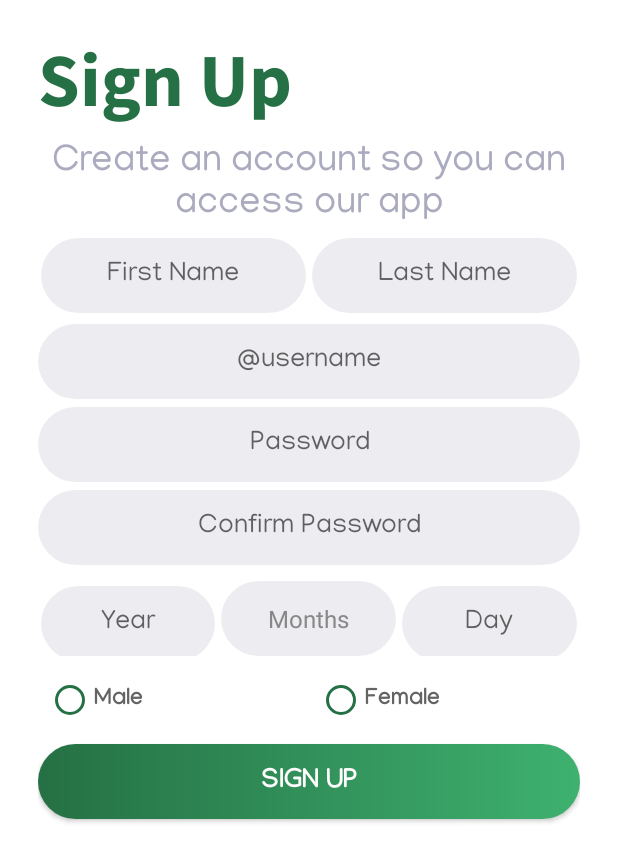
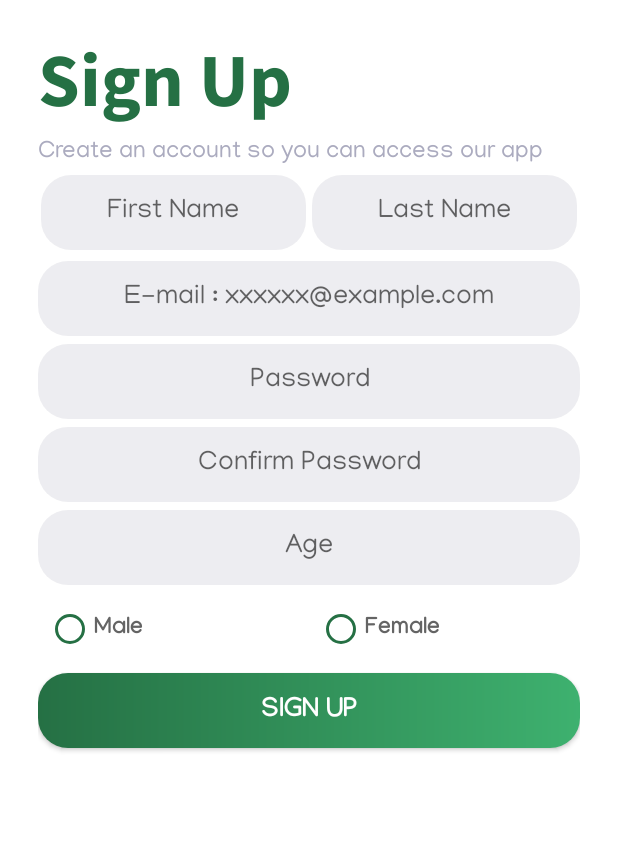
Before and after one commit to Bilalazam26/Dawinii, an Android app: the fragment signUpFragment shown on its own in the app's theme, on a phone screen of 412 x 824 dp. Shown: the top 862 px of the screen. Run offline under Robolectric (Android 15) with nearby library versions, the phone set to English and light mode, and no system bars; our stand-ins replace Firebase (no records; nobody signed in at launch, a user with empty details on screens opened directly).

Commit message:
authentication v1 "Bilal"

```diff
--- a/app/build.gradle
+++ b/app/build.gradle
@@ -1,6 +1,7 @@
 plugins {
     id 'com.android.application'
     id 'org.jetbrains.kotlin.android'
+    id 'com.google.gms.google-services'
 }
 
 android {
@@ -41,6 +42,8 @@ dependencies {
     implementation 'androidx.constraintlayout:constraintlayout:2.1.4'
     implementation 'androidx.navigation:navigation-fragment-ktx:2.5.3'
     implementation 'androidx.navigation:navigation-ui-ktx:2.5.3'
+    implementation 'com.google.firebase:firebase-auth-ktx:21.1.0'
+    implementation 'com.google.firebase:firebase-database-ktx:20.1.0'
     testImplementation 'junit:junit:4.13.2'
     androidTestImplementation 'androidx.test.ext:junit:1.1.4'
     androidTestImplementation 'androidx.test.espresso:espresso-core:3.5.0'
--- /dev/null
+++ b/app/src/main/java/com/grad/dawinii/repository/AuthRepository.kt
@@ -0,0 +1,74 @@
+package com.grad.dawinii.repository
+
+import android.app.Application
+import androidx.lifecycle.MutableLiveData
+import com.google.firebase.auth.FirebaseAuth
+import com.google.firebase.auth.FirebaseUser
+import com.google.firebase.database.DatabaseReference
+import com.google.firebase.database.FirebaseDatabase
+import com.grad.dawinii.model.User
+import com.grad.dawinii.util.Constants
+import com.grad.dawinii.util.makeToast
+
+class AuthRepository(application: Application) {
+
+    private var application: Application
+    private var databaseReference: DatabaseReference
+    private var authReference: FirebaseAuth
+    var userMutableLiveData: MutableLiveData<FirebaseUser>
+    var isLoggedOutMutableLiveData: MutableLiveData<Boolean>
+
+    init {
+        this.application = application
+        this.databaseReference = FirebaseDatabase.getInstance().reference
+        this.authReference = FirebaseAuth.getInstance()
+        this.userMutableLiveData = MutableLiveData()
+        this.isLoggedOutMutableLiveData = MutableLiveData()
+    }
+
+    fun signUp(user: User) {
+        //1. create user
+        authReference.createUserWithEmailAndPassword(user.email, user.password)
+            .addOnCompleteListener {
+                if (it.isSuccessful) {
+                    val updatedUser = user
+                    updatedUser.id = authReference.currentUser?.uid as String
+                    userMutableLiveData.postValue(authReference.currentUser)
+                    saveUser(updatedUser)
+                } else {
+                    makeToast(application, "Failed! : ${it.exception?.message.toString()}")
+                }
+            }
+
+    }
+
+    fun saveUser(user: User){
+        databaseReference.child(Constants.USER_DATABASE_REFERENCE).child(user.id).setValue(user)
+            .addOnSuccessListener {
+                makeToast(application, "Signed Up SuccessFully")
+            }.addOnFailureListener {
+                makeToast(application, "Failed! : ${it.message.toString()}")
+            }
+
+    }
+
+    fun logIn(email: String, password: String){
+        if (!(email.isNullOrEmpty() || password.isNullOrEmpty())) {
+            authReference.signInWithEmailAndPassword(email, password)
+                .addOnSuccessListener {
+                    it?.let {
+                        userMutableLiveData.postValue(authReference.currentUser)
+                        makeToast(application, "Logged In Successfully")
+                    }
+                }.addOnFailureListener {
+                    makeToast(application, "Failed to Log In : ${it.message.toString()}")
+                }
+        }
+
+    }
+
+    fun logOut() {
+        authReference.signOut()
+        isLoggedOutMutableLiveData.postValue(true)
+    }
+}
--- a/app/src/main/java/com/grad/dawinii/view/authentication/SignUpFragment.kt
+++ b/app/src/main/java/com/grad/dawinii/view/authentication/SignUpFragment.kt
@@ -2,6 +2,7 @@ package com.grad.dawinii.authentication
 
 import android.annotation.SuppressLint
 import android.content.Context
+import android.content.Intent
 import android.graphics.Color
 import android.os.Bundle
 import androidx.fragment.app.Fragment
@@ -11,11 +12,19 @@ import android.view.ViewGroup
 import android.widget.AdapterView
 import android.widget.ArrayAdapter
 import android.widget.TextView
+import androidx.lifecycle.Observer
+import androidx.lifecycle.ViewModelProvider
 import com.grad.dawinii.R
 import com.grad.dawinii.databinding.FragmentSignUpBinding
+import com.grad.dawinii.main.MainScreenActivity
+import com.grad.dawinii.model.User
+import com.grad.dawinii.util.Constants
+import com.grad.dawinii.util.makeToast
+import com.grad.dawinii.viewModel.AuthViewModel
 
 class signUpFragment : Fragment() {
     lateinit var binding: FragmentSignUpBinding
+    lateinit var authViewModel: AuthViewModel
     override fun onCreate(savedInstanceState: Bundle?) {
         super.onCreate(savedInstanceState)
         arguments?.let {
@@ -28,60 +37,71 @@ class signUpFragment : Fragment() {
         savedInstanceState: Bundle?
     ): View? {
         binding = FragmentSignUpBinding.inflate(inflater,container,false)
-        initView()
         return binding.root
     }
 
-    @SuppressLint("ResourceType")
+    override fun onViewCreated(view: View, savedInstanceState: Bundle?) {
+        super.onViewCreated(view, savedInstanceState)
+        authViewModel = ViewModelProvider(this)[AuthViewModel::class.java]
+        authViewModel.userMutableLiveData.observe(viewLifecycleOwner, Observer {
+            if (it != null) {
+                startActivity(Intent(context, MainScreenActivity::class.java))
+            }
+        })
+        initView()
+    }
+
     private fun initView() {
-        val months = resources.getStringArray(R.array.months)
-        val adapterMonth = ArrayAdapter<String>(context as Context,android.R.layout.simple_spinner_dropdown_item,months)
-        val spinnerAdapter= object : ArrayAdapter<String>(context as Context,android.R.layout.simple_spinner_item, months){
-            override fun isEnabled(position: Int): Boolean {
-                return position !=0
-            }
+        binding.btnSignUp.setOnClickListener {
+            inputUserData()
+        }
+    }
 
-            override fun getDropDownView(
-                position: Int,
-                convertView: View?,
-                parent: ViewGroup
-            ): View {
-                val view :TextView = super.getDropDownView(position, convertView, parent) as TextView
-                if (position==0)
-                {
-                    view.setTextColor(Color.GRAY)
-                }
-                else{
-                    view.setTextColor(Color.BLACK)
-                }
-                return view
-            }
-        }
-        spinnerAdapter.setDropDownViewResource(android.R.layout.simple_spinner_dropdown_item)
-        binding.spinnerMonth.onItemSelectedListener = object: AdapterView.OnItemSelectedListener{
-            override fun onNothingSelected(parent: AdapterView<*>?) {
-            }
+    private fun inputUserData() {
+        val name = "${binding.etFirstName.text.toString()} ${binding.etLastName.text.toString()}"
+        val email = binding.etSignUpEmail.text.toString()
+        val password = binding.etSignUpPassword.text.toString()
+        val rePassword = binding.etSignUpRePassword.text.toString()
+        val inputAge = binding.etSignUpAge.text.toString()
+        var age:Int
+        val gender = getGender()
 
-            override fun onItemSelected(
-                parent: AdapterView<*>?,
-                view: View?,
-                position: Int,
-                id: Long
-            ) {
-                val value = parent!!.getItemAtPosition(position).toString()
-                if(value == months[0]){
-                    (view as TextView).setTextColor(Color.GRAY)
+        if (!(email.isNullOrEmpty() || name.isNullOrEmpty() || password.isNullOrEmpty() || rePassword.isNullOrEmpty() || inputAge.isNullOrEmpty())) {
+            age = inputAge.toInt()
+            if (age < 12) {
+                makeToast(context, "Only +12")
+            } else {
+                if (password.equals(rePassword)){
+                    val user = User(name = name, email = email, password = password, age = age, gender = gender)
+                    signUp(user)
+                } else {
+                    makeToast(context, "Check Password Confirmation")
                 }
             }
+        } else {
+            makeToast(context, "Empty Field!")
+        }
 
-        }
-        binding.spinnerMonth.adapter = spinnerAdapter
 
     }
 
+    private fun getGender(): String {
+        var gender:String = ""
+        when(binding.rbgGender.checkedRadioButtonId) {
+            binding.rbMale.id -> gender = Constants.GENDER_MALE
+            binding.rbFemale.id -> gender = Constants.GENDER_FEMALE
+        }
+        return gender
+    }
+
+    private fun signUp(user: User) {
+        authViewModel.signUp(user)
+    }
+
+
     companion object {
         @JvmStatic
-        fun newInstance(param1: String, param2: String) =
+        fun newInstance() =
             signUpFragment().apply {
                 arguments = Bundle().apply {
 
--- a/app/src/main/java/com/grad/dawinii/view/main/MainScreenActivity.kt
+++ b/app/src/main/java/com/grad/dawinii/view/main/MainScreenActivity.kt
@@ -5,6 +5,7 @@ import androidx.appcompat.app.AppCompatActivity
 import android.os.Bundle
 import androidx.navigation.findNavController
 import androidx.navigation.ui.setupWithNavController
+import com.google.firebase.auth.FirebaseAuth
 import com.grad.dawinii.R
 import com.grad.dawinii.databinding.ActivityMainScreenBinding
 
--- /dev/null
+++ b/app/src/main/java/com/grad/dawinii/viewModel/AuthViewModel.kt
@@ -0,0 +1,38 @@
+package com.grad.dawinii.viewModel
+
+import android.app.Application
+import androidx.lifecycle.AndroidViewModel
+import androidx.lifecycle.MutableLiveData
+import com.google.firebase.auth.FirebaseAuth
+import com.google.firebase.auth.FirebaseUser
+import com.google.firebase.database.DatabaseReference
+import com.google.firebase.database.FirebaseDatabase
+import com.grad.dawinii.model.User
+import com.grad.dawinii.repository.AuthRepository
+import com.grad.dawinii.util.makeToast
+
+class AuthViewModel(application: Application): AndroidViewModel(application){
+
+    private var authRepository: AuthRepository
+    var userMutableLiveData: MutableLiveData<FirebaseUser>
+    var isLoggedOutMutableLiveData: MutableLiveData<Boolean>
+
+    init {
+        authRepository = AuthRepository(application)
+        userMutableLiveData = authRepository.userMutableLiveData
+        isLoggedOutMutableLiveData = authRepository.isLoggedOutMutableLiveData
+    }
+
+    fun signUp(user: User) {
+        authRepository.signUp(user)
+    }
+
+    fun logIn(email:String, password:String) {
+        authRepository.logIn(email, password)
+    }
+
+    fun logOut() {
+        authRepository.logOut()
+    }
+
+}
--- a/app/src/main/res/drawable/btn_background.xml
+++ b/app/src/main/res/drawable/btn_background.xml
@@ -1,6 +1,6 @@
 <?xml version="1.0" encoding="utf-8"?>
 <shape android:shape="rectangle" xmlns:android="http://schemas.android.com/apk/res/android" xmlns:app="http://schemas.android.com/apk/res-auto"
     xmlns:tools="http://schemas.android.com/tools">
-<corners android:radius="80dp"/>
+<corners android:radius="20dp"/>
     <gradient android:startColor="@color/primaryColor" android:endColor="@color/seconderyColor"/>
 </shape>
--- a/app/src/main/res/drawable/edit_text_background.xml
+++ b/app/src/main/res/drawable/edit_text_background.xml
@@ -3,5 +3,5 @@
     android:shape="rectangle"
     xmlns:android="http://schemas.android.com/apk/res/android">
     <solid android:color="#1202013E"/>
-    <corners android:radius="80dp"/>
+    <corners android:radius="20dp"/>
 </shape>
--- a/app/src/main/res/layout/activity_auth.xml
+++ b/app/src/main/res/layout/activity_auth.xml
@@ -41,14 +41,12 @@
         android:layout_width="match_parent"
         android:layout_height="540dp"
         android:layout_marginStart="1dp"
-        android:layout_marginTop="1dp"
+        android:layout_marginTop="8dp"
         android:layout_marginEnd="1dp"
-        android:layout_marginBottom="1dp"
         app:layout_constraintBottom_toBottomOf="parent"
         app:layout_constraintEnd_toEndOf="parent"
         app:layout_constraintHorizontal_bias="0.0"
         app:layout_constraintStart_toStartOf="parent"
-        app:layout_constraintTop_toTopOf="parent"
-        app:layout_constraintVertical_bias="1.0" />
+         />
 
 </androidx.constraintlayout.widget.ConstraintLayout>
--- a/app/src/main/res/layout/fragment_sign_up.xml
+++ b/app/src/main/res/layout/fragment_sign_up.xml
@@ -3,7 +3,7 @@
     xmlns:app="http://schemas.android.com/apk/res-auto"
     xmlns:tools="http://schemas.android.com/tools"
     android:layout_width="match_parent"
-    android:layout_height="match_parent"
+    android:layout_height="wrap_content"
     android:orientation="vertical"
     android:padding="25dp"
     android:background="@drawable/fragment_background"
@@ -13,7 +13,7 @@
         android:id="@+id/tvSignUp"
         android:layout_width="wrap_content"
         android:layout_height="wrap_content"
-        style="@style/login"
+        android:textColor="#257044"
         android:textSize="50sp"
         android:fontFamily="@font/mada_bold"
         android:text="@string/sign_up" />
@@ -25,8 +25,8 @@
         android:fontFamily="@font/manjari_regular"
         android:gravity="center"
         android:text="@string/create_an_a"
-        android:textAppearance="@style/welcome_to_"
-/>
+        android:textColor="#ABABBF"
+        android:textSize="16sp" />
 
     <LinearLayout
         android:layout_width="match_parent"
@@ -42,7 +42,7 @@
             android:inputType="textPersonName"
             android:hint="@string/firstName"
             style="@style/et"
-             />
+            />
 
         <EditText
             android:layout_margin="2dp"
@@ -56,70 +56,48 @@
     </LinearLayout>
 
     <EditText
-        android:id="@+id/signUp_username"
+        android:id="@+id/etSignUpEmail"
         style="@style/et"
         android:layout_width="match_parent"
         android:ems="10"
-        android:hint="@string/userName"
+        android:hint="@string/eMailHint"
         android:inputType="textPersonName" />
 
     <EditText
-        android:id="@+id/signUp_password"
+        android:id="@+id/etSignUpPassword"
         style="@style/et"
         android:layout_width="match_parent"
         android:contextClickable="false"
+        app:endIconMode="password_toggle"
         android:ems="10"
         android:hint="@string/password"
         android:inputType="textPassword" />
 
     <EditText
-        android:id="@+id/signUp_password2"
+        android:id="@+id/etSignUpRePassword"
         android:layout_width="match_parent"
         style="@style/et"
+        app:endIconMode="password_toggle"
         android:hint="@string/confirm_password"
         android:ems="10"
         android:inputType="textPassword" />
-    <LinearLayout
+    <EditText
+        android:id="@+id/etSignUpAge"
+        android:layout_width="match_parent"
+        style="@style/et"
+        android:hint="@string/age"
+        android:ems="10"
+        android:inputType="number" />
+
+
+    <RadioGroup
+        android:id="@+id/rbgGender"
         android:layout_width="match_parent"
         android:layout_height="wrap_content"
-        android:orientation="horizontal"
-        android:layout_marginTop="5dp">
-
-        <EditText
-            android:id="@+id/etYear"
-            style="@style/et"
-            android:hint="Year"
-            android:layout_width="0dp"
-            android:layout_marginHorizontal="2dp"
-            android:layout_weight="1" />
-
-        <Spinner
-            android:id="@+id/spinnerMonth"
-            style="@style/et"
-            android:layout_width="0dp"
-            android:layout_marginHorizontal="2dp"
-            android:layout_weight="1"
-            tools:ignore="SpeakableTextPresentCheck" />
-        <EditText
-            android:id="@+id/etDay"
-            android:layout_width="0dp"
-            style="@style/et"
-            android:hint="Day"
-            android:layout_marginHorizontal="2dp"
-            android:layout_weight="1"
-
-            />
-
-    </LinearLayout>
-
-    <RadioGroup
-        android:layout_width="match_parent"
-        android:layout_height="wrap_content"
-
         android:orientation="horizontal">
 
         <RadioButton
-            android:id="@+id/radioButton2"
+            android:id="@+id/rbMale"
             android:layout_width="0dp"
             android:layout_height="wrap_content"
             android:layout_marginHorizontal="5dp"
@@ -132,7 +110,7 @@
             android:textSize="15sp" />
 
         <RadioButton
-            android:id="@+id/radioButton"
+            android:id="@+id/rbFemale"
             android:layout_width="0dp"
             android:layout_height="wrap_content"
             android:layout_marginHorizontal="5dp"
@@ -148,6 +126,7 @@
     <androidx.appcompat.widget.AppCompatButton
         android:id="@+id/btnSignUp"
         style="@style/button"
+        android:layout_marginBottom="12dp"
         android:text="@string/sign_up" />
 
 </LinearLayout>
--- a/app/src/main/res/values/strings.xml
+++ b/app/src/main/res/values/strings.xml
@@ -27,24 +27,12 @@ Create an account so you can access our app
     <string name="loginUserName">Enter your email adress</string>
     <string name="loginPassword">Enter your password</string>
     <string name="userName">@username</string>
+    <string name="eMailHint">E-mail : xxxxxx@example.com</string>
     <string name="password">Password</string>
     <string name="confirm_password">Confirm Password</string>
+    <string name="age">Age</string>
     <string name="Scedule">Scedule</string>
     <string name="Routine">Routine</string>
     <string name="History">History</string>
-    <string-array name="months">
-        <item>Months</item>
-        <item>January</item>
-        <item>February</item>
-        <item>March</item>
-        <item>April</item>
-        <item>May</item>
-        <item>June</item>
-        <item>July</item>
-        <item>August</item>
-        <item>Septemper</item>
-        <item>October</item>
-        <item>November</item>
-        <item>December</item>
-    </string-array>
+
 </resources>
--- a/app/src/main/res/values/styles.xml
+++ b/app/src/main/res/values/styles.xml
@@ -8,10 +8,7 @@
         <item name="android:textSize">116.29sp</item>
         <item name="android:textColor">#257044</item>
     </style>
-    <style name="welcome_to_">
-        <item name="android:textSize">37.79px</item>
-        <item name="android:textColor">#ABABBF</item>
-    </style>
+
     <style name="et">
         <item name="android:layout_marginTop" >5dp</item>
         <item name="android:textAlignment">center</item>
--- a/app/src/main/res/values/themes.xml
+++ b/app/src/main/res/values/themes.xml
@@ -1,12 +1,12 @@
 <resources xmlns:tools="http://schemas.android.com/tools">
     <!-- Base application theme. -->
     <style name="Theme.Dawinii" parent="Theme.MaterialComponents.DayNight.NoActionBar">
-        <item name="colorPrimary">@color/purple_500</item>
-        <item name="colorPrimaryVariant">@color/purple_700</item>
+        <item name="colorPrimary">@color/primaryColor</item>
+        <item name="colorPrimaryVariant">@color/seconderyColor</item>
         <item name="colorOnPrimary">@color/white</item>
         <!-- Secondary brand color. -->
-        <item name="colorSecondary">@color/teal_200</item>
-        <item name="colorSecondaryVariant">@color/teal_700</item>
+        <item name="colorSecondary">@color/seconderyColor</item>
+        <item name="colorSecondaryVariant">@color/white</item>
         <item name="colorOnSecondary">@color/black</item>
         <!-- Status bar color. -->
         <item name="android:statusBarColor" tools:targetApi="l">?attr/colorPrimaryVariant</item>
--- a/build.gradle
+++ b/build.gradle
@@ -1,4 +1,8 @@
-// Top-level build file where you can add configuration options common to all sub-projects/modules.
+buildscript {
+    dependencies {
+        classpath 'com.google.gms:google-services:4.3.14'
+    }
+}// Top-level build file where you can add configuration options common to all sub-projects/modules.
 plugins {
     id 'com.android.application' version '7.2.2' apply false
     id 'com.android.library' version '7.2.2' apply false
```
Also changed, not shown: app/src/main/AndroidManifest.xml (+5 -5 lines), app/src/main/java/com/grad/dawinii/model/User.kt (added, +17 -0 lines), app/src/main/java/com/grad/dawinii/util/Constants.kt (added, +11 -0 lines), app/src/main/java/com/grad/dawinii/util/UtilityFunctions.kt (added, +12 -0 lines), app/src/main/java/com/grad/dawinii/view/authentication/LogInFragment.kt (+38 -2 lines), app/src/main/res/layout/fragment_log_in.xml (+16 -15 lines), 1 other file.
